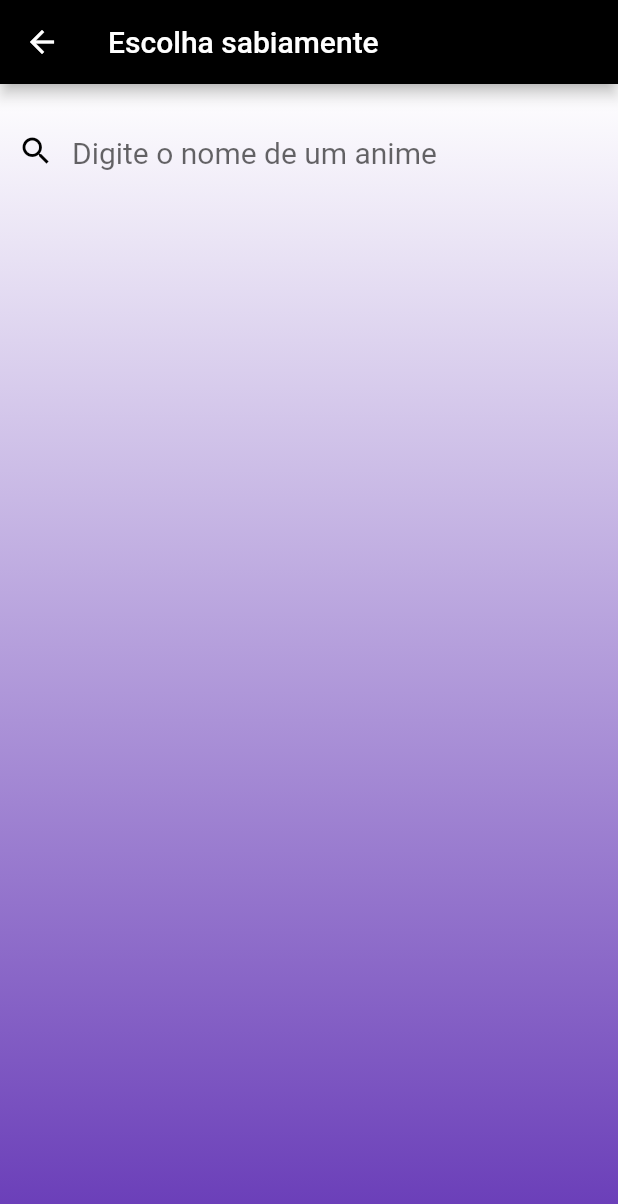
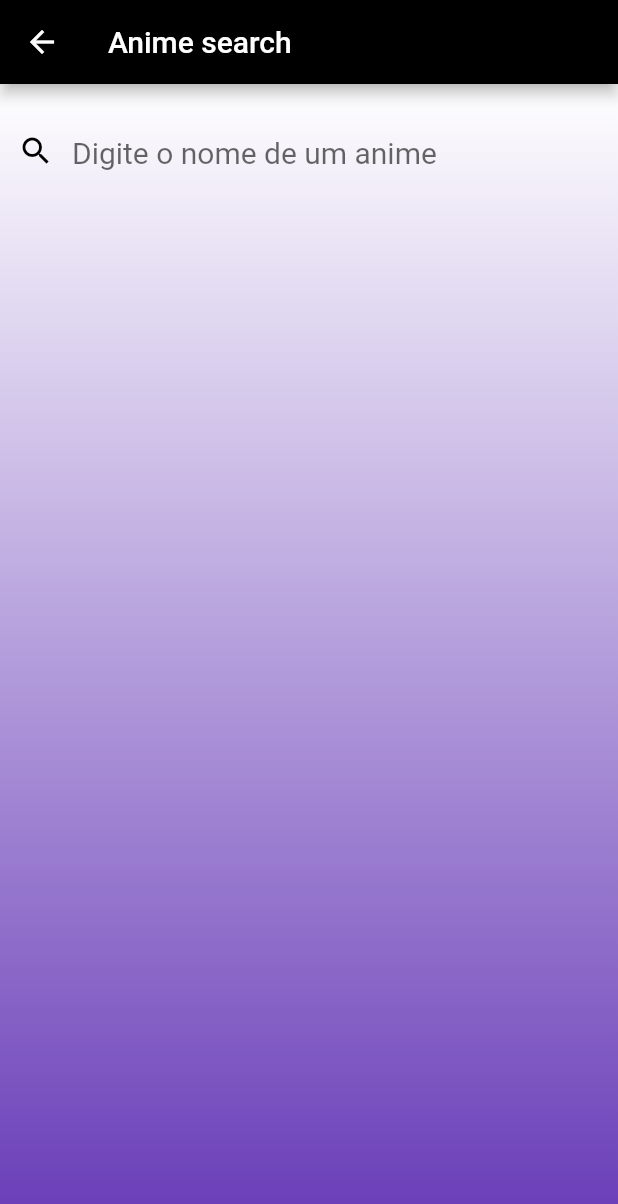
Before and after one commit to Shpaisman/16005074_andreShpaisman, a Flutter app: the AnimePage screen opened by its route, on a phone screen of 412 x 824 dp. Shown: the top 1204 px of the screen. Run offline on Flutter 3.47's test engine with Material 2 defaults, Android fonts, the phone set to English and light mode, and no system bars.

Commit message:
minor fix

```diff
--- a/Linguagens1_Projetos/p2_flutter/anime/lib/modules/anime/anime_page.dart
+++ b/Linguagens1_Projetos/p2_flutter/anime/lib/modules/anime/anime_page.dart
@@ -24,7 +24,7 @@ class _AnimePageState extends State<AnimePage> {
         resizeToAvoidBottomPadding: false,
         appBar: AppBar(
           title: Text(
-            "Escolha sabiamente",
+            "Anime search",
           ),
           backgroundColor: Colors.black,
         ),
```
